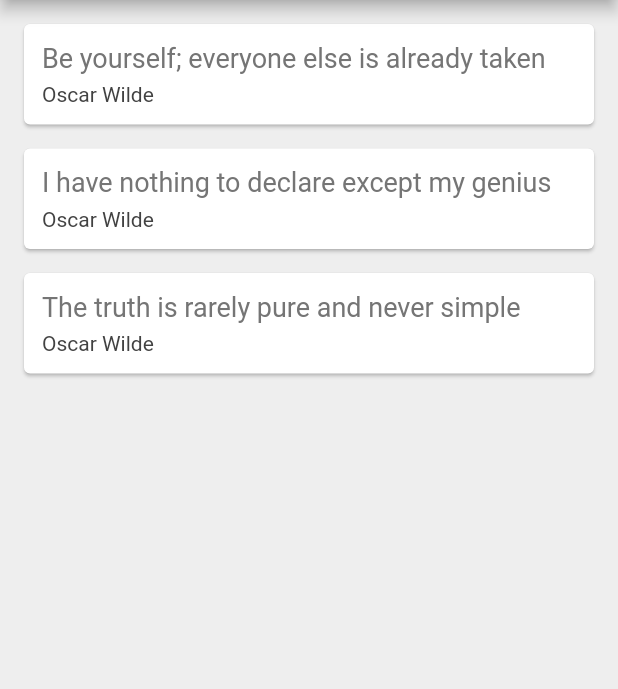
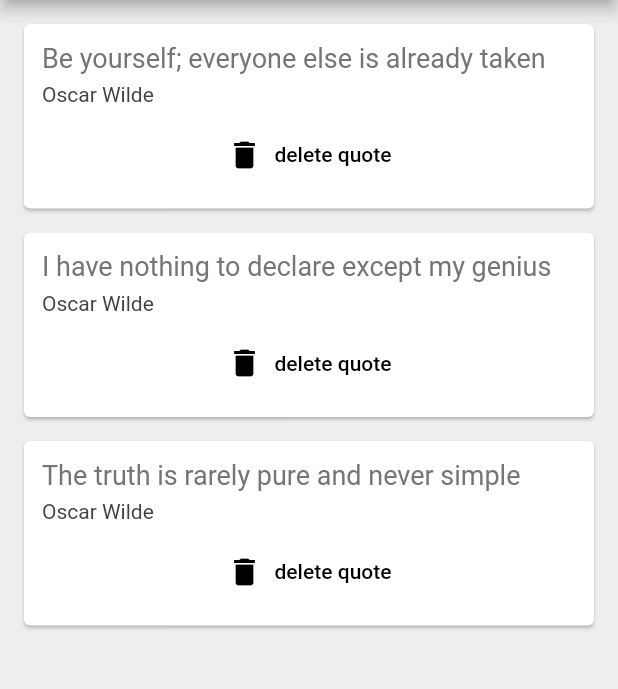
Before and after one commit to AndreaBonatti/quotes, a Flutter app: the screen it shows after launch, on a phone screen of 412 x 824 dp, the part 84-773 px from its top. Run offline on Flutter 3.47's test engine with Material 2 defaults, Android fonts, the phone set to English and light mode, and no system bars.

Commit message:
Flutter Tutorial for Beginners #21 - Functions as Parameters https://www.youtube.com/watch?v=aqePcMyeoIY&list=PL4cUxeGkcC9jLYyp2Aoh6hcWuxFDX6PBJ&index=21

```diff
--- a/lib/main.dart
+++ b/lib/main.dart
@@ -1,4 +1,5 @@
 import 'package:flutter/material.dart';
+
 import 'quote.dart';
 import 'quote_card.dart';
 
@@ -36,7 +37,16 @@ class _QuoteListState extends State<QuoteList> {
         backgroundColor: Colors.redAccent,
       ),
       body: Column(
-        children: quotes.map((quote) => QuoteCard(quote: quote)).toList(),
+        children: quotes
+            .map((quote) => QuoteCard(
+                  quote: quote,
+                  delete: () {
+                    setState(() {
+                      quotes.remove(quote);
+                    });
+                  },
+                ))
+            .toList(),
       ),
     );
   }
--- a/lib/quote_card.dart
+++ b/lib/quote_card.dart
@@ -1,10 +1,12 @@
 import 'package:flutter/material.dart';
+
 import 'quote.dart';
 
 class QuoteCard extends StatelessWidget {
   final Quote quote;
+  final VoidCallback delete;
 
-  QuoteCard({required this.quote});
+  QuoteCard({required this.quote, required this.delete});
 
   @override
   Widget build(BuildContext context) {
@@ -26,6 +28,21 @@ class QuoteCard extends StatelessWidget {
               quote.author,
               style: TextStyle(fontSize: 14.0, color: Colors.grey[800]),
             ),
+            SizedBox(
+              height: 8.0,
+            ),
+            // Deprecated FlatButton -> TextButton
+            // FlatButton.icon(onPressed: delete, icon: Icon(Icons.delete), label: Text('delete quote'))
+            TextButton.icon(
+                onPressed: delete,
+                icon: Icon(
+                  Icons.delete,
+                  color: Colors.black,
+                ),
+                label: Text(
+                  'delete quote',
+                  style: TextStyle(color: Colors.black),
+                ))
           ],
         ),
       ),
```
